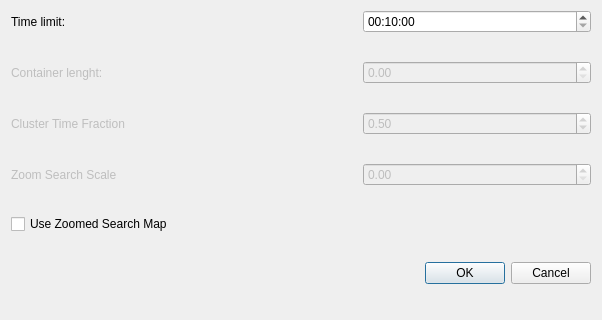
Qt form RasterVoronoiPacking/RasterVoronoiPackingGUI/runconfigurationsdialog.ui (aksato/RasterVoronoiPacking) before a commit; both pictures show x 0 to 602 and y 274 to 594 of the 602 by 594 pixel window.
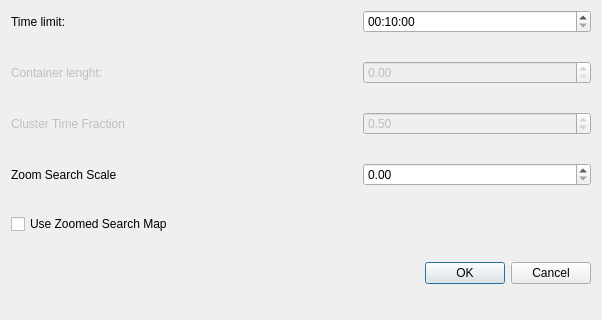
The same form after that commit.

Commit message: Fixed density calculation in GUI and other UI bugs.

```diff
--- a/RasterVoronoiPacking/RasterVoronoiPackingGUI/runconfigurationsdialog.ui
+++ b/RasterVoronoiPacking/RasterVoronoiPackingGUI/runconfigurationsdialog.ui
@@ -58,7 +58,7 @@
    <item row="10" column="2">
     <widget class="QDoubleSpinBox" name="doubleSpinBox_3">
      <property name="enabled">
-      <bool>false</bool>
+      <bool>true</bool>
      </property>
      <property name="singleStep">
       <double>0.010000000000000</double>
@@ -117,7 +117,7 @@
    <item row="10" column="0">
     <widget class="QLabel" name="label_7">
      <property name="enabled">
-      <bool>false</bool>
+      <bool>true</bool>
      </property>
      <property name="text">
       <string>Zoom Search Scale</string>
```
The commit also changes 1 other file.
